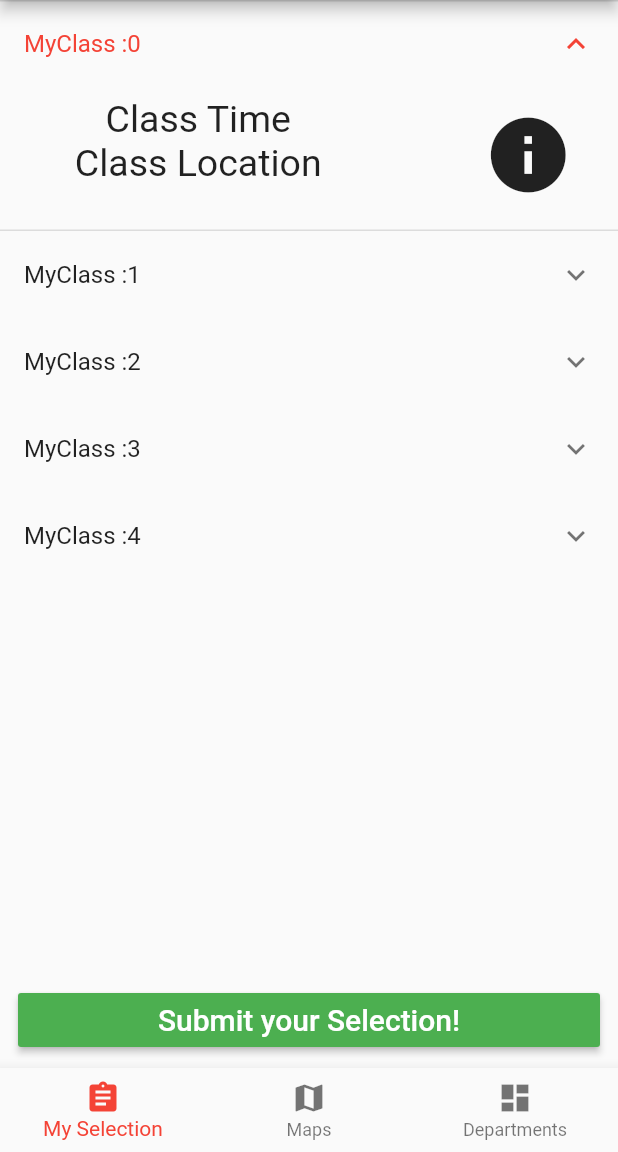
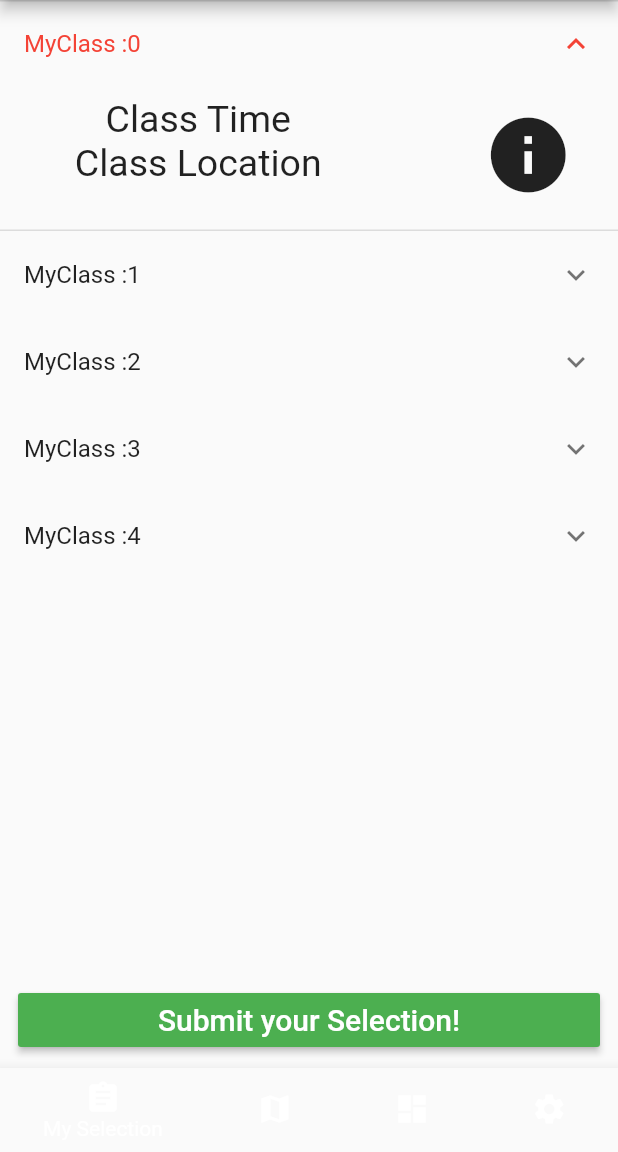
Before and after one commit to mobileappdevhm/concept-team-2-fml-ben, a Flutter app: the screen it shows after launch, after a tap on an icon or button, on a phone screen of 412 x 824 dp, the part 84-1236 px from its top. Run offline on Flutter 3.47's test engine with Material 2 defaults, Android fonts, the phone set to English and light mode, and no system bars; our stand-ins replace shared_preferences.

Commit message:
Creating a skeleton for settingsfragment

```diff
--- /dev/null
+++ b/lib/fragments/settingsFragment.dart
@@ -0,0 +1,12 @@
+import 'package:flutter/material.dart';
+
+class SettingsFragment extends StatelessWidget {
+
+  @override
+  Widget build(BuildContext context) {
+    return new Center(
+      child: new Image.asset('assets/placeholder.png'),
+    );
+  }
+
+}
--- a/lib/pages/homePage.dart
+++ b/lib/pages/homePage.dart
@@ -3,6 +3,7 @@ import 'package:demo_muas_sliding/fragments/MapPage.dart';
 import 'package:demo_muas_sliding/fragments/MyClasses.dart';
 import 'package:demo_muas_sliding/fragments/departmentsFragment.dart';
 import 'package:demo_muas_sliding/model/department.dart';
+import 'package:demo_muas_sliding/fragments/settingsFragment.dart';
 
 class HomePage extends StatefulWidget {
 
@@ -35,6 +36,7 @@ class _HomePageState extends State<HomePage>
           new BottomNavigationBarItem(icon: new Icon(Icons.assignment), title: new Text('My Selection')),
           new BottomNavigationBarItem(icon: new Icon(Icons.map), title: new Text('Maps')),
           new BottomNavigationBarItem(icon: new Icon(Icons.dashboard), title: new Text('Departments')),
+          new BottomNavigationBarItem(icon: new Icon(Icons.settings), title: new Text('Settings')),
         ],
         onTap: (index) {
           setState(() {
@@ -47,7 +49,8 @@ class _HomePageState extends State<HomePage>
         children: <Widget>[
           new MyClasses(),
           new MapPage(),
-          new DepartmentsFragment(departments: widget.departments,)
+          new DepartmentsFragment(departments: widget.departments,),
+          new SettingsFragment(),
         ],
         controller: controller,
         onPageChanged: (index) {
```
